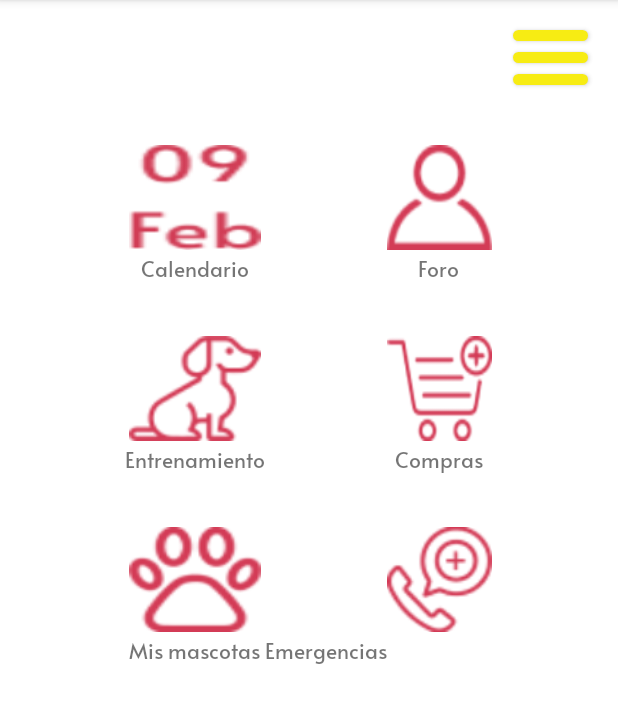
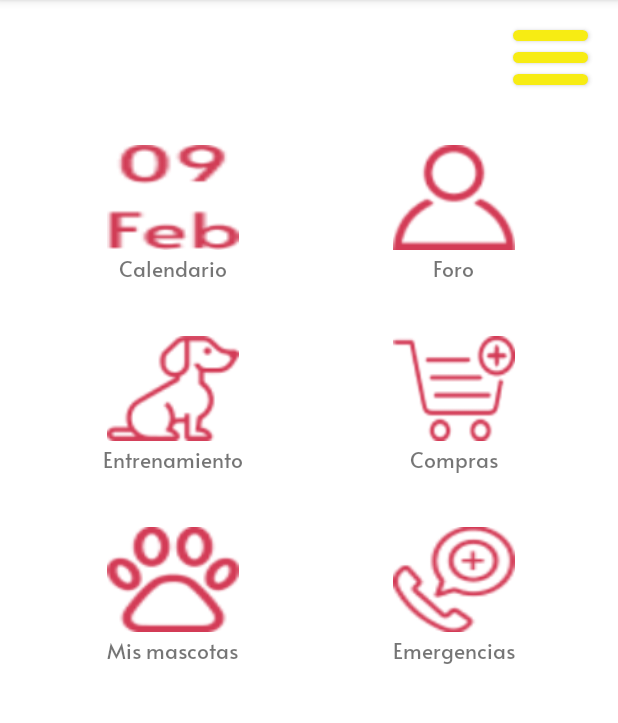
Before and after one commit to srH-hype/cuidaVet, an Android app: the menuActivity screen opened directly, with no data from a screen before it, on a phone screen of 412 x 824 dp, the part 84-807 px from its top. Run offline under Robolectric (Android 15) with nearby library versions, the phone set to English and light mode, and no system bars.

Commit message:
menu areglado

```diff
--- a/app/src/main/res/layout/activity_menu.xml
+++ b/app/src/main/res/layout/activity_menu.xml
@@ -68,7 +68,8 @@
                 android:background="@drawable/calendario"
                 android:layout_gravity="center"/>
 
-            <TextView/>
+            <TextView
+                android:layout_width="100dp"/>
 
             <androidx.appcompat.widget.AppCompatButton
                 android:id="@+id/btn_foro"
@@ -178,7 +179,7 @@
                 android:layout_gravity="center"
                 />
 
-
+            <TextView/>
 
             <TextView
                 android:text="@string/emergencias"
```
